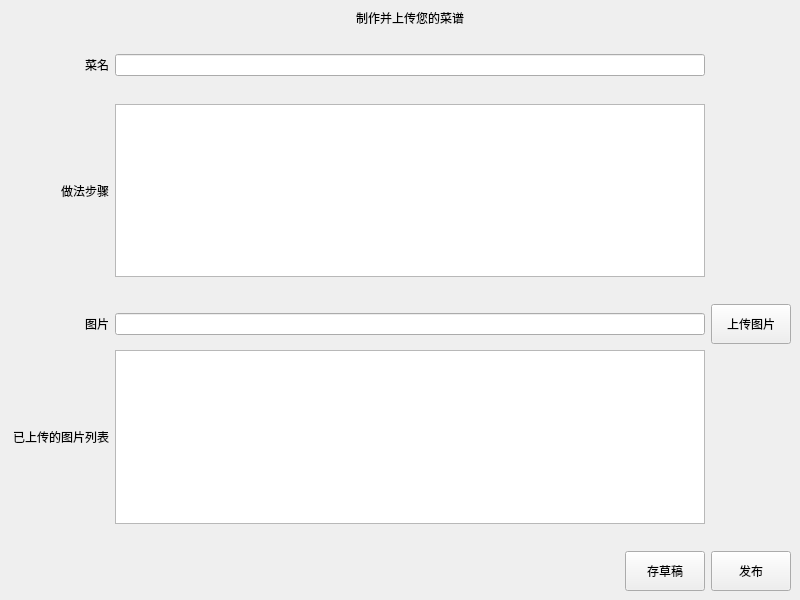
The window that createwindow.ui (stellasummer/recipe-publicplatform) describes before a commit, drawn with Qt 5.
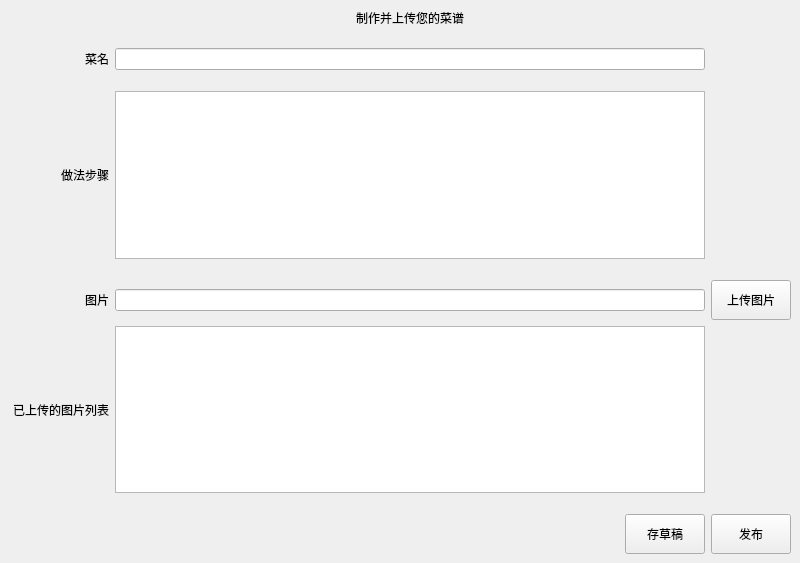
The same window after the commit.

What changed in the file:
```diff
--- a/createwindow.ui
+++ b/createwindow.ui
@@ -7,7 +7,7 @@
     <x>0</x>
     <y>0</y>
     <width>800</width>
-    <height>600</height>
+    <height>563</height>
    </rect>
   </property>
   <property name="windowTitle">
@@ -134,25 +134,6 @@
           </property>
          </widget>
         </item>
-        <item row="6" column="2">
-         <widget class="QPushButton" name="pushButton_4">
-          <property name="sizePolicy">
-           <sizepolicy hsizetype="Fixed" vsizetype="Fixed">
-            <horstretch>0</horstretch>
-            <verstretch>0</verstretch>
-           </sizepolicy>
-          </property>
-          <property name="minimumSize">
-           <size>
-            <width>60</width>
-            <height>40</height>
-           </size>
-          </property>
-          <property name="text">
-           <string>上传图片</string>
-          </property>
-         </widget>
-        </item>
         <item row="6" column="1">
          <widget class="QLineEdit" name="lineEdit_2">
           <property name="sizePolicy">
@@ -249,6 +230,25 @@
           </property>
          </widget>
         </item>
+        <item row="6" column="2">
+         <widget class="QPushButton" name="addImageButton">
+          <property name="sizePolicy">
+           <sizepolicy hsizetype="Fixed" vsizetype="Fixed">
+            <horstretch>0</horstretch>
+            <verstretch>0</verstretch>
+           </sizepolicy>
+          </property>
+          <property name="minimumSize">
+           <size>
+            <width>60</width>
+            <height>40</height>
+           </size>
+          </property>
+          <property name="text">
+           <string>上传图片</string>
+          </property>
+         </widget>
+        </item>
        </layout>
       </item>
       <item>
```
Left out of the diff: 6 changed lines with no effect on the pictures.
